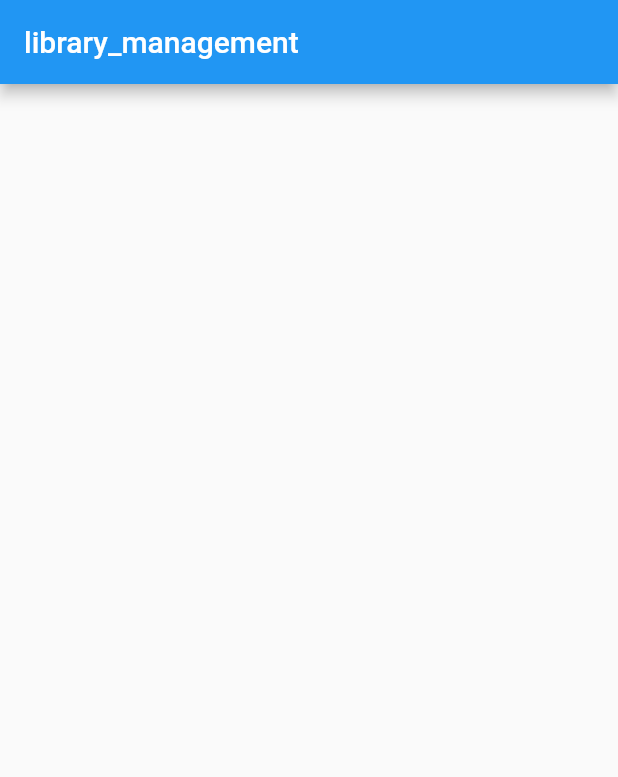
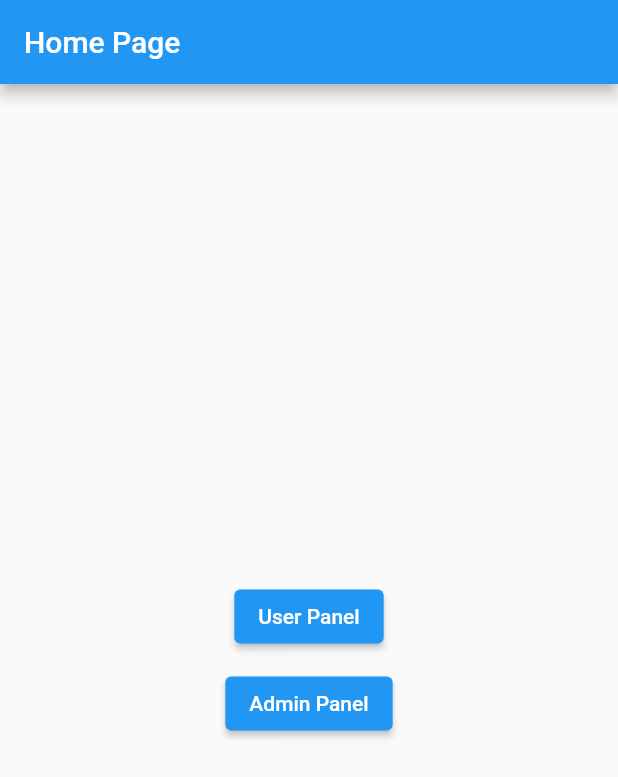
Before and after one commit to muradhossin/library_management, a Flutter app: the screen it shows after launch, on a phone screen of 412 x 824 dp. Shown: the top 777 px of the screen. Run offline on Flutter 3.47's test engine with Material 2 defaults, Android fonts, the phone set to English and light mode, and no system bars; missing offline and left inert: dart:js.

Commit message:
home page design

```diff
--- /dev/null
+++ b/lib/pages/home_page.dart
@@ -0,0 +1,36 @@
+import 'package:flutter/material.dart';
+
+class HomePage extends StatelessWidget {
+  const HomePage({Key? key}) : super(key: key);
+
+  static const String routeName = '/homepage';
+
+  @override
+  Widget build(BuildContext context) {
+    return Scaffold(
+      appBar: AppBar(
+        title: const Text('Home Page'),
+      ),
+      body: Center(
+        child: Column(
+          mainAxisAlignment: MainAxisAlignment.center,
+          children: [
+            ElevatedButton(
+              onPressed: (){
+
+              },
+              child: const Text('User Panel'),
+            ),
+            const SizedBox(height: 10,),
+            ElevatedButton(
+              onPressed: (){
+
+              },
+              child: const Text('Admin Panel'),
+            ),
+          ],
+        ),
+      ),
+    );
+  }
+}
```
Also changed, not shown: lib/main.dart (+7 -5 lines).
